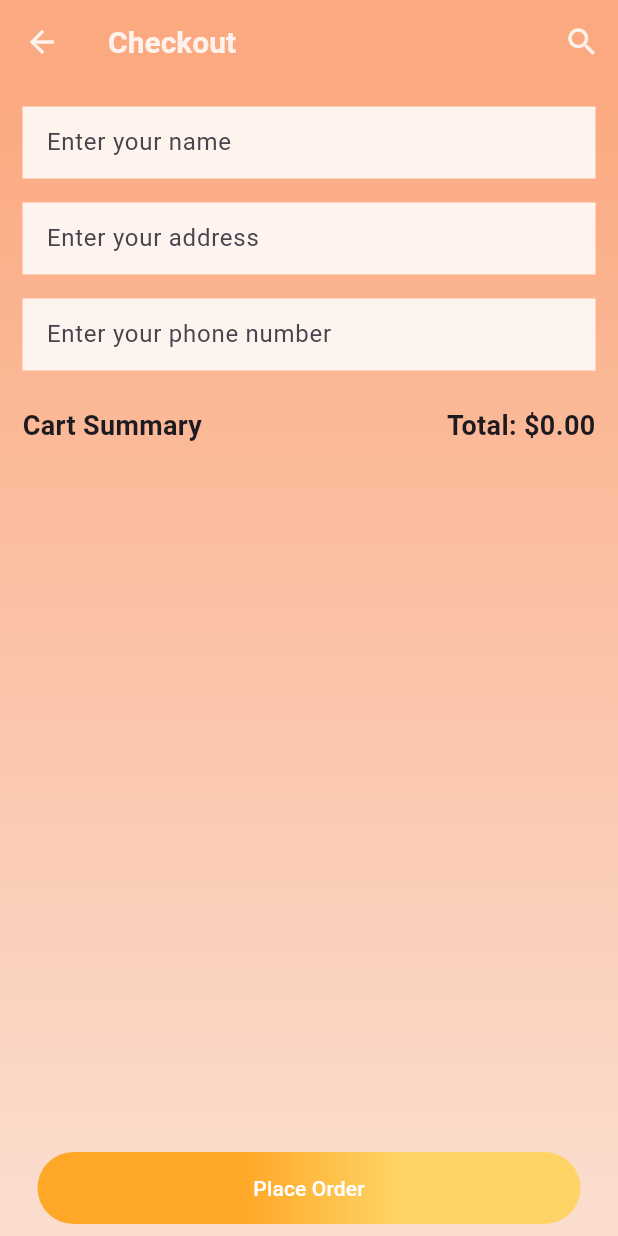
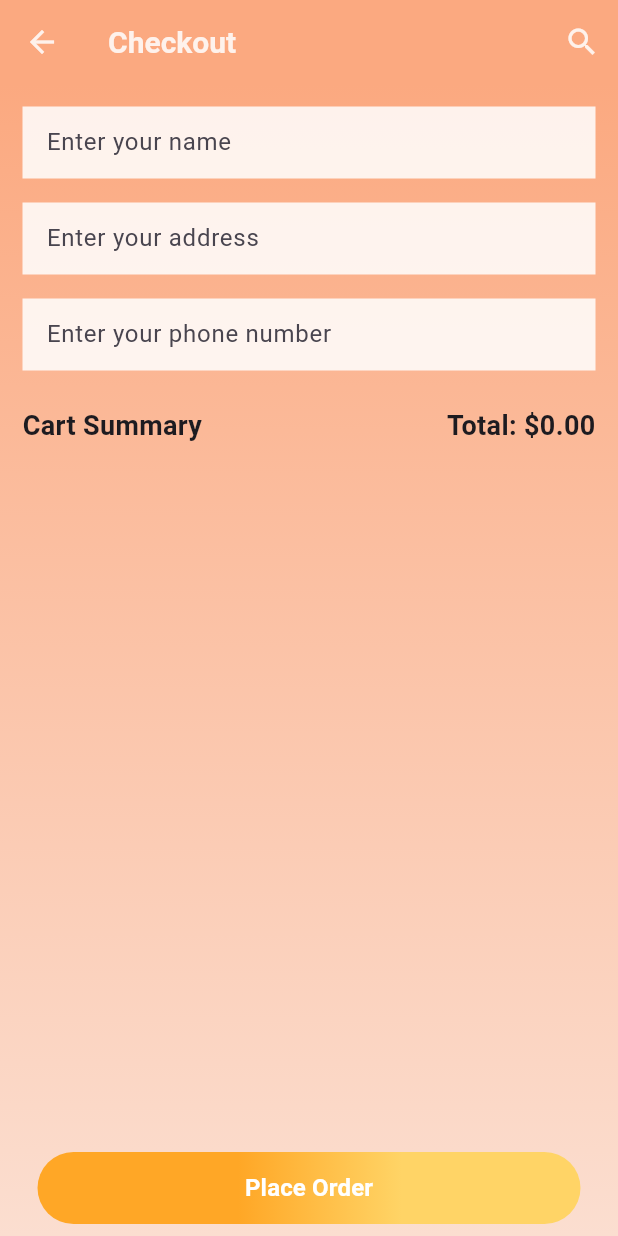
Before and after one commit to NishalyaPethiyagoda/sample_ecommerce_app, a Flutter app: the CheckoutScreen screen opened directly, on a phone screen of 412 x 824 dp. Run offline on Flutter 3.47's test engine with Material 3 defaults, Android fonts, the phone set to English and light mode, and no system bars; our stand-ins replace bloc, flutter_bloc; network calls fail.

Commit message:
text sized increased

```diff
--- a/lib/widgets/bottom_button.dart
+++ b/lib/widgets/bottom_button.dart
@@ -66,7 +66,7 @@ class _AnimatedGradientButtonState extends State<AnimatedGradientButton> with Si
             onPressed: widget.isButtonDisabled? null : widget.onPressed,
             child: Text(
               widget.buttonText,
-              style: const TextStyle(color: Colors.white),
+              style: const TextStyle(fontSize: 16, fontWeight: FontWeight.bold, color: Colors.white)
             ),
           ),
         );
```
